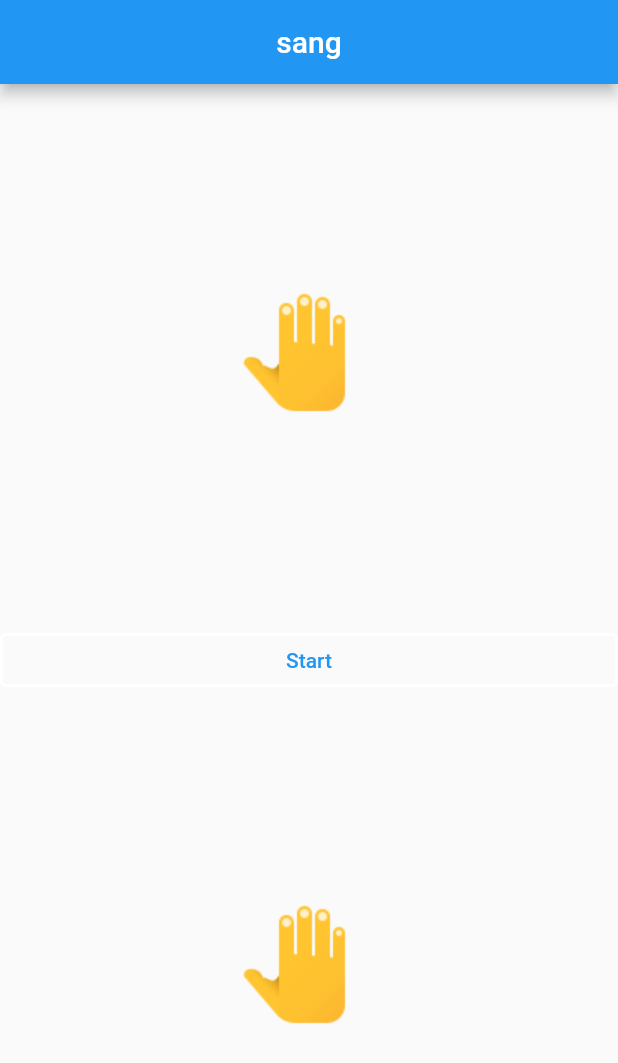
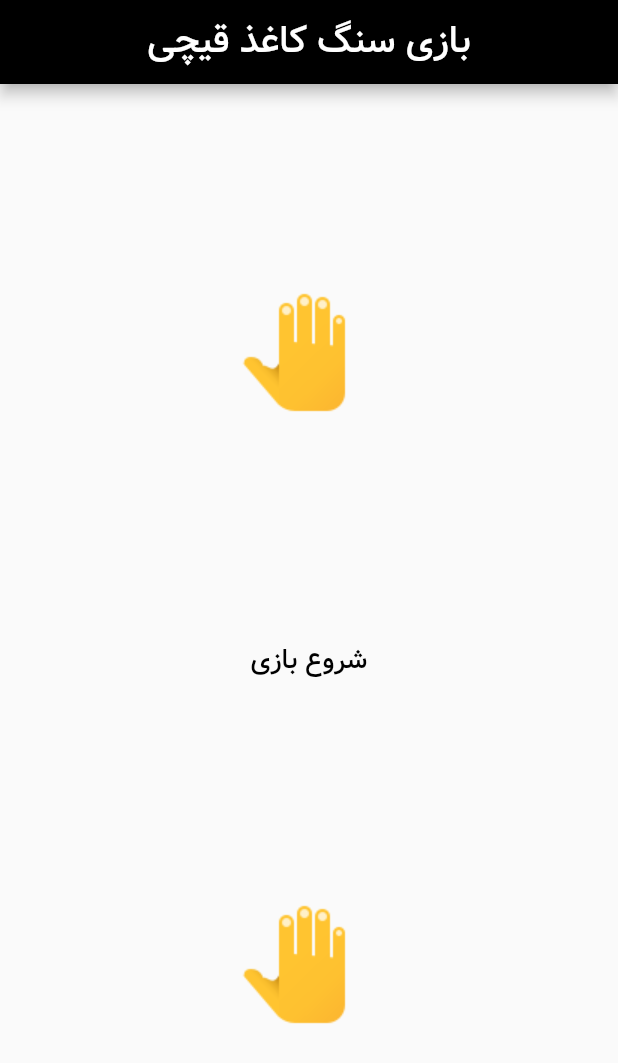
Before and after one commit to Milad-heydarloo/rock_paper_scisser, a Flutter app: the screen it shows after launch, on a phone screen of 412 x 824 dp. Shown: the top 1063 px of the screen. Run offline on Flutter 3.47's test engine with Material 2 defaults, Android fonts, the phone set to English and light mode, and no system bars.

```diff
--- a/lib/main.dart
+++ b/lib/main.dart
@@ -14,6 +14,18 @@ class app_state_full extends StatefulWidget {
   State<app_state_full> createState() => _app_state_fullState();
 }
 
+PreferredSizeWidget _app_bar() {
+  return AppBar(
+    backgroundColor: Colors.black,
+    centerTitle: true,
+    titleTextStyle: TextStyle(color: Colors.white),
+    title: Text(
+      'بازی سنگ کاغذ قیچی',
+      style: TextStyle(fontSize: 25, fontFamily: 'vazir'),
+    ),
+  );
+}
+
 class _app_state_fullState extends State<app_state_full> {
   int a = 2;
   int b = 2;
@@ -21,13 +33,10 @@ class _app_state_fullState extends State<app_state_full> {
   @override
   Widget build(BuildContext context) {
     return MaterialApp(
+      theme: ThemeData(fontFamily: 'vazir'),
+      debugShowCheckedModeBanner: false,
       home: Scaffold(
-        appBar: AppBar(
-          title: Text(
-            'sang',
-          ),
-          centerTitle: true,
-        ),
+        appBar: _app_bar(),
         body: SafeArea(
           child: Column(
             mainAxisSize: MainAxisSize.max,
@@ -43,17 +52,29 @@ class _app_state_fullState extends State<app_state_full> {
                   ),
                 ),
               ),
+              Container(
+                width: 200,
+                child:
+                    Row(mainAxisAlignment: MainAxisAlignment.center, children: [
                   TextButton(
                     style: TextButton.styleFrom(
-                    side: BorderSide(width: 2, color: Colors.white)),
+                      foregroundColor: Colors.black,
+                    ),
                     onPressed: () {
-                  //in method ye bar dige fullwidget ro seda mizaneh va maqadir ro update mikoneh
                       setState(() {
-                    a = 1;
-                    b = 3;
+                        a = Random().nextInt(2) + 1;
+                        b = Random().nextInt(2) + 1;
                       });
                     },
-                child: Text('Start'),
+                    child: Text(
+                      textDirection: TextDirection.rtl,
+                      'شروع بازی',
+                      style: TextStyle(
+                        fontSize: 18,
+                      ),
+                    ),
+                  ),
+                ]),
               ),
               Container(
                 height: 100,
```
Lines whose indentation alone changed are shown as unchanged.
